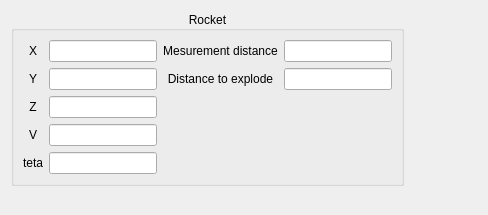
Old version of the form mainwindow/rocketinitialframe.ui in the repository Yegres5/diploma.
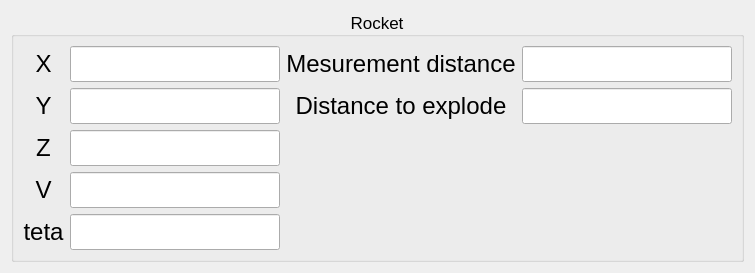
New version of the form.

```diff
--- a/mainwindow/rocketinitialframe.ui
+++ b/mainwindow/rocketinitialframe.ui
@@ -6,10 +6,16 @@
    <rect>
     <x>0</x>
     <y>0</y>
-    <width>488</width>
-    <height>215</height>
+    <width>631</width>
+    <height>231</height>
    </rect>
   </property>
+  <property name="font">
+   <font>
+    <italic>false</italic>
+    <underline>false</underline>
+   </font>
+  </property>
   <property name="windowTitle">
    <string>Frame</string>
   </property>
@@ -22,6 +28,14 @@
        <verstretch>0</verstretch>
       </sizepolicy>
      </property>
+     <property name="font">
+      <font>
+       <pointsize>13</pointsize>
+       <italic>false</italic>
+       <underline>false</underline>
+       <strikeout>false</strikeout>
+      </font>
+     </property>
      <property name="title">
       <string>Rocket</string>
      </property>
@@ -42,6 +56,11 @@
             <verstretch>0</verstretch>
            </sizepolicy>
           </property>
+          <property name="font">
+           <font>
+            <pointsize>18</pointsize>
+           </font>
+          </property>
           <property name="text">
            <string>X</string>
           </property>
@@ -58,6 +77,11 @@
             <verstretch>0</verstretch>
            </sizepolicy>
           </property>
+          <property name="font">
+           <font>
+            <pointsize>18</pointsize>
+           </font>
+          </property>
          </widget>
         </item>
        </layout>
@@ -72,6 +96,11 @@
             <verstretch>0</verstretch>
            </sizepolicy>
           </property>
+          <property name="font">
+           <font>
+            <pointsize>18</pointsize>
+           </font>
+          </property>
           <property name="text">
            <string>Mesurement distance</string>
           </property>
@@ -88,6 +117,11 @@
             <verstretch>0</verstretch>
            </sizepolicy>
           </property>
+          <property name="font">
+           <font>
+            <pointsize>18</pointsize>
+           </font>
+          </property>
          </widget>
         </item>
        </layout>
@@ -102,6 +136,11 @@
             <verstretch>0</verstretch>
            </sizepolicy>
           </property>
+          <property name="font">
+           <font>
+            <pointsize>18</pointsize>
+           </font>
+          </property>
           <property name="text">
            <string>teta</string>
           </property>
@@ -118,6 +157,11 @@
             <verstretch>0</verstretch>
            </sizepolicy>
           </property>
+          <property name="font">
+           <font>
+            <pointsize>18</pointsize>
+           </font>
+          </property>
          </widget>
         </item>
        </layout>
@@ -132,6 +176,11 @@
             <verstretch>0</verstretch>
            </sizepolicy>
           </property>
+          <property name="font">
+           <font>
+            <pointsize>18</pointsize>
+           </font>
+          </property>
           <property name="text">
            <string>V</string>
           </property>
@@ -148,6 +197,11 @@
             <verstretch>0</verstretch>
            </sizepolicy>
           </property>
+          <property name="font">
+           <font>
+            <pointsize>18</pointsize>
+           </font>
+          </property>
          </widget>
         </item>
        </layout>
@@ -162,6 +216,11 @@
             <verstretch>0</verstretch>
            </sizepolicy>
           </property>
+          <property name="font">
+           <font>
+            <pointsize>18</pointsize>
+           </font>
+          </property>
           <property name="text">
            <string>Z</string>
           </property>
@@ -178,6 +237,11 @@
             <verstretch>0</verstretch>
            </sizepolicy>
           </property>
+          <property name="font">
+           <font>
+            <pointsize>18</pointsize>
+           </font>
+          </property>
          </widget>
         </item>
        </layout>
@@ -192,6 +256,11 @@
             <verstretch>0</verstretch>
            </sizepolicy>
           </property>
+          <property name="font">
+           <font>
+            <pointsize>18</pointsize>
+           </font>
+          </property>
           <property name="text">
            <string>Y</string>
           </property>
@@ -208,6 +277,11 @@
             <verstretch>0</verstretch>
            </sizepolicy>
           </property>
+          <property name="font">
+           <font>
+            <pointsize>18</pointsize>
+           </font>
+          </property>
          </widget>
         </item>
        </layout>
@@ -222,6 +296,11 @@
             <verstretch>0</verstretch>
            </sizepolicy>
           </property>
+          <property name="font">
+           <font>
+            <pointsize>18</pointsize>
+           </font>
+          </property>
           <property name="text">
            <string>Distance to explode</string>
           </property>
@@ -238,6 +317,11 @@
             <verstretch>0</verstretch>
            </sizepolicy>
           </property>
+          <property name="font">
+           <font>
+            <pointsize>18</pointsize>
+           </font>
+          </property>
          </widget>
         </item>
        </layout>
```
